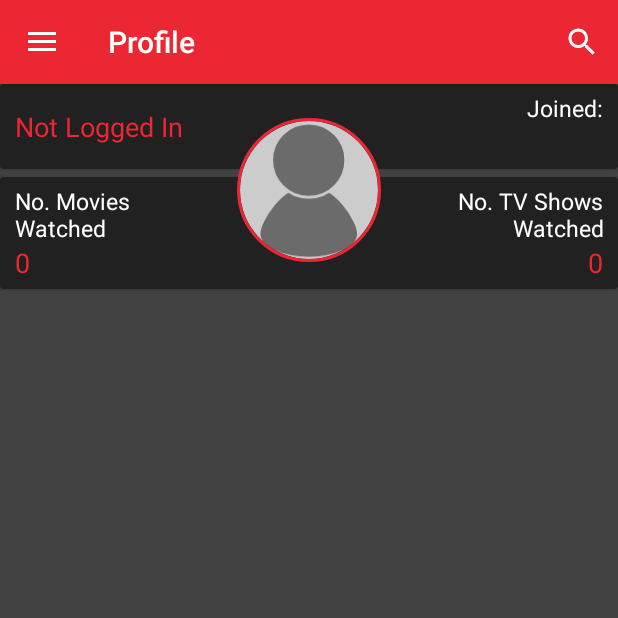
After one commit to Apexcery/AgileDevApp, an Android app: the fragment ProfileFragment placed in its activity, on a phone screen of 412 x 824 dp, the top half of it. The commit adds this screen. Run offline under Robolectric (Android 15) with nearby library versions, the phone set to English and light mode, and no system bars; our stand-ins replace CircleImageView, Firebase (no records; nobody signed in at launch, a user with empty details on screens opened directly); libraries missing offline, so code that uses them is left out: com.loopj.android, cz.msebera.android; pictures from the network do not load.

Commit message:
Started profile fragment, currently shows: - Username - Join Date - No. Movies Watched - No. Shows Watched - User Avatar Added join date to firebase when user registers. Profile avatar src uses "Username" + 'imageExt' from firebase. Needs to be set when image upload.

```diff
--- a/app/build.gradle
+++ b/app/build.gradle
@@ -33,11 +33,13 @@ dependencies {
     implementation 'com.android.support:preference-v7:26.1.0'
     implementation 'com.google.firebase:firebase-core:16.0.6'
     implementation 'com.google.firebase:firebase-firestore:18.0.1'
+    implementation 'com.google.firebase:firebase-storage:16.1.0'
     implementation 'com.loopj.android:android-async-http:1.4.9'
     implementation 'com.android.support:cardview-v7:26.1.0'
     implementation 'com.github.bumptech.glide:glide:3.7.0'
     implementation 'com.google.android.gms:play-services-base:16.0.1'
     implementation 'com.google.android.gms:play-services-location:16.0.0'
+    implementation 'de.hdodenhof:circleimageview:3.0.0'
     testImplementation 'junit:junit:4.12'
     androidTestImplementation 'com.android.support.test:runner:1.0.2'
     androidTestImplementation 'com.android.support.test.espresso:espresso-core:3.0.2'
--- a/app/src/main/java/com/agiledev/agiledevapp/MainActivity.java
+++ b/app/src/main/java/com/agiledev/agiledevapp/MainActivity.java
@@ -9,6 +9,7 @@ import android.content.pm.PackageManager;
 import android.os.Bundle;
 import android.support.annotation.NonNull;
 import android.app.AlertDialog;
+import android.support.v4.app.Fragment;
 import android.support.v4.app.FragmentManager;
 import android.support.v7.widget.SearchView;
 import android.view.View;
@@ -200,6 +201,12 @@ public class MainActivity extends AppCompatActivity
                             ,new HomeFragment())
                     .commit();
 
+        } else if (id == R.id.nav_profile) {
+            fragmentManager.beginTransaction()
+                    .replace(R.id.content_frame
+                            ,new ProfileFragment())
+                    .commit();
+
         } else if (id == R.id.nav_movies) {
             fragmentManager.beginTransaction()
                     .replace(R.id.content_frame
--- /dev/null
+++ b/app/src/main/java/com/agiledev/agiledevapp/ProfileFragment.java
@@ -0,0 +1,115 @@
+package com.agiledev.agiledevapp;
+
+
+import android.content.Context;
+import android.content.SharedPreferences;
+import android.net.Uri;
+import android.os.Bundle;
+import android.support.annotation.NonNull;
+import android.support.annotation.Nullable;
+import android.support.v4.app.Fragment;
+import android.util.Log;
+import android.view.LayoutInflater;
+import android.view.View;
+import android.view.ViewGroup;
+import android.widget.TextView;
+
+import com.bumptech.glide.Glide;
+import com.google.android.gms.tasks.OnCompleteListener;
+import com.google.android.gms.tasks.OnFailureListener;
+import com.google.android.gms.tasks.OnSuccessListener;
+import com.google.android.gms.tasks.Task;
+import com.google.firebase.Timestamp;
+import com.google.firebase.firestore.DocumentSnapshot;
+import com.google.firebase.firestore.FirebaseFirestore;
+import com.google.firebase.storage.FirebaseStorage;
+import com.google.firebase.storage.StorageReference;
+
+import java.text.DateFormat;
+import java.text.SimpleDateFormat;
+import java.util.Locale;
+
+import de.hdodenhof.circleimageview.CircleImageView;
+
+
+/**
+ * A simple {@link Fragment} subclass.
+ */
+public class ProfileFragment extends Fragment {
+
+    SharedPreferences sharedPref;
+    SharedPreferences.Editor editor;
+    private FirebaseFirestore db = FirebaseFirestore.getInstance();
+    private StorageReference avatarRef = FirebaseStorage.getInstance().getReference().child("avatars");
+
+    String imgExt;
+    static Uri imageUri;
+
+    @Override
+    public View onCreateView(LayoutInflater inflater, ViewGroup container,
+                             Bundle savedInstanceState) {
+        View view = inflater.inflate(R.layout.fragment_profile, container, false);
+
+        sharedPref = getContext().getSharedPreferences(getString(R.string.preference_file_key), Context.MODE_PRIVATE);
+        editor = sharedPref.edit();
+
+        getActivity().setTitle("Profile");
+
+        TextView txtUsername = view.findViewById(R.id.profile_username);
+        final TextView txtJoined = view.findViewById(R.id.profile_joined);
+        TextView txtNoMoviesWatched = view.findViewById(R.id.profile_num_movies_watched);
+        TextView txtNoTVShowsWatched = view.findViewById(R.id.profile_num_shows_watched);
+
+        final CircleImageView imgAvatar = view.findViewById(R.id.profile_avatar);
+
+        txtUsername.setText(sharedPref.getString(getString(R.string.prefs_loggedin_username), "Not Logged In"));
+
+        if (imageUri != null) {
+            Glide.with(getActivity()).load(imageUri).placeholder(R.drawable.placeholder_med_cast).dontAnimate().into(imgAvatar);
+        }
+
+        db.collection("UserDetails").document(sharedPref.getString(getString(R.string.prefs_loggedin_username), "Not Logged In"))
+                .get()
+                .addOnCompleteListener(new OnCompleteListener<DocumentSnapshot>() {
+                    @Override
+                    public void onComplete(@NonNull Task<DocumentSnapshot> task) {
+                        if (task.isSuccessful()) {
+                            DocumentSnapshot doc = task.getResult();
+                            if (doc.exists()) {
+                                DateFormat sdf = SimpleDateFormat.getDateInstance(DateFormat.MEDIUM, Locale.getDefault());
+                                String joinDate = sdf.format(((Timestamp)doc.get("join_date")).toDate());
+                                txtJoined.setText(joinDate);
+
+                                imgExt = doc.getString("avatarExt");
+                                if (imgExt != null && !imgExt.isEmpty() && imageUri == null) {
+                                    avatarRef.child(sharedPref.getString(getString(R.string.prefs_loggedin_username), null) + imgExt).getDownloadUrl().addOnSuccessListener(new OnSuccessListener<Uri>() {
+                                        @Override
+                                        public void onSuccess(Uri uri) {
+                                            imageUri = uri;
+                                            Glide.with(getActivity()).load(uri).placeholder(R.drawable.placeholder_med_cast).dontAnimate().into(imgAvatar);
+                                        }
+                                    }).addOnFailureListener(new OnFailureListener() {
+                                        @Override
+                                        public void onFailure(@NonNull Exception e) {
+                                            Log.e("Error", "-- Image Not Found --");
+                                        }
+                                    });
+                                }
+                            } else {
+                                Log.e("Profile", "Document not found");
+                            }
+                        } else {
+                            Log.e("Profile", task.getException().getMessage());
+                        }
+                    }
+                });
+
+        int noMovies = Globals.getTrackedMovies().size();
+        int noShows = Globals.getTrackedTvShows().size();
+        txtNoMoviesWatched.setText(String.valueOf(noMovies));
+        txtNoTVShowsWatched.setText(String.valueOf(noShows));
+
+
+        return view;
+    }
+}
--- a/app/src/main/java/com/agiledev/agiledevapp/RegisterFragment.java
+++ b/app/src/main/java/com/agiledev/agiledevapp/RegisterFragment.java
@@ -115,6 +115,7 @@ public class RegisterFragment extends Fragment implements View.OnClickListener,
                 user.put("dob", txtDoB.getText().toString());
                 user.put("email", txtEmail.getText().toString());
                 user.put("password", hashedPass);
+                user.put("join_date", new Timestamp(new Date()));
 
                 registerUser(txtUsername.getText().toString(), user);
 
@@ -182,13 +183,6 @@ public class RegisterFragment extends Fragment implements View.OnClickListener,
             }
         }
     }
-//
-//    private class UserDetails {
-//        String username;
-//        String password;
-//        String email;
-//        String dob;
-//    }
 
     public synchronized void getRecentMovies() {
         final ArrayList<Globals.trackedMovie> movieList = new ArrayList<>();
--- a/app/src/main/java/com/agiledev/agiledevapp/SplashScreen.java
+++ b/app/src/main/java/com/agiledev/agiledevapp/SplashScreen.java
@@ -62,6 +62,7 @@ public class SplashScreen extends Activity {
         if (sharedPref.getBoolean(getString(R.string.prefs_loggedin_boolean), false)) {
             getRecentMovies();
             getRecentTvShows();
+            //TODO: If logged in bool is true, but user has been removed from firebase, log out user.
         }
 
         /* New Handler to start the Menu-Activity
--- /dev/null
+++ b/app/src/main/res/drawable/ic_account_circle.xml
@@ -0,0 +1,9 @@
+<vector xmlns:android="http://schemas.android.com/apk/res/android"
+        android:width="24dp"
+        android:height="24dp"
+        android:viewportWidth="24.0"
+        android:viewportHeight="24.0">
+    <path
+        android:fillColor="#FF000000"
+        android:pathData="M12,2C6.48,2 2,6.48 2,12s4.48,10 10,10 10,-4.48 10,-10S17.52,2 12,2zM12,5c1.66,0 3,1.34 3,3s-1.34,3 -3,3 -3,-1.34 -3,-3 1.34,-3 3,-3zM12,19.2c-2.5,0 -4.71,-1.28 -6,-3.22 0.03,-1.99 4,-3.08 6,-3.08 1.99,0 5.97,1.09 6,3.08 -1.29,1.94 -3.5,3.22 -6,3.22z"/>
+</vector>
--- /dev/null
+++ b/app/src/main/res/layout/fragment_profile.xml
@@ -0,0 +1,136 @@
+<?xml version="1.0" encoding="utf-8"?>
+<LinearLayout xmlns:android="http://schemas.android.com/apk/res/android"
+    xmlns:tools="http://schemas.android.com/tools"
+    android:layout_width="match_parent"
+    android:layout_height="match_parent"
+    xmlns:app="http://schemas.android.com/apk/res-auto"
+    android:background="@color/background"
+    android:orientation="vertical">
+
+    <!--Top Section (Avatar | Username | JoinDate | NoMoviesWatched | NoTVShowsWatched)-->
+    <RelativeLayout
+        android:layout_width="match_parent"
+        android:layout_height="wrap_content"
+        android:orientation="vertical">
+        <!--First Row - Username (Left) | Date Joined (Right)-->
+        <android.support.v7.widget.CardView
+            android:id="@+id/profile_firstRow"
+            android:layout_width="match_parent"
+            android:layout_height="wrap_content"
+            android:elevation="10dp"
+            android:layout_marginBottom="5dp"
+            style="@style/DarkCard">
+
+            <TextView
+                android:id="@+id/profile_username"
+                android:layout_width="wrap_content"
+                android:layout_height="wrap_content"
+                android:layout_gravity="start|center_vertical"
+                android:paddingLeft="10dp"
+                android:paddingRight="10dp"
+                android:layout_marginTop="5dp"
+                android:layout_marginBottom="5dp"
+                android:textColor="@color/colorPrimary"
+                android:textSize="18sp"/>
+            <LinearLayout
+                android:layout_width="wrap_content"
+                android:layout_height="wrap_content"
+                android:orientation="vertical"
+                android:layout_gravity="end|center_vertical"
+                android:paddingLeft="10dp"
+                android:paddingRight="10dp"
+                android:layout_marginTop="5dp"
+                android:layout_marginBottom="5dp">
+
+                <TextView
+                    android:layout_width="wrap_content"
+                    android:layout_height="wrap_content"
+                    android:textColor="@color/colorAccent"
+                    android:textSize="15sp"
+                    android:layout_gravity="end"
+                    android:text="Joined:"/>
+                <TextView
+                    android:id="@+id/profile_joined"
+                    android:layout_width="wrap_content"
+                    android:layout_height="wrap_content"
+                    android:textColor="@color/colorPrimary"
+                    android:textSize="18sp"
+                    android:layout_gravity="end"/>
+            </LinearLayout>
+        </android.support.v7.widget.CardView>
+
+        <!--Second Row - No. Movies Watched (Left) | No. TV Shows Watched (Right)-->
+        <android.support.v7.widget.CardView
+            android:layout_width="match_parent"
+            android:layout_height="wrap_content"
+            android:elevation="10dp"
+            android:layout_marginBottom="5dp"
+            android:layout_below="@id/profile_firstRow"
+            style="@style/DarkCard">
+
+            <!--No. Movies Watched (Left)-->
+            <LinearLayout
+                android:layout_width="wrap_content"
+                android:layout_height="wrap_content"
+                android:orientation="vertical"
+                android:layout_gravity="start|center_vertical"
+                android:paddingLeft="10dp"
+                android:paddingRight="10dp"
+                android:layout_marginTop="5dp"
+                android:layout_marginBottom="5dp">
+
+                <TextView
+                    android:layout_width="wrap_content"
+                    android:layout_height="wrap_content"
+                    android:textColor="@color/colorAccent"
+                    android:textSize="15sp"
+                    android:text="No. Movies\nWatched"/>
+                <TextView
+                    android:id="@+id/profile_num_movies_watched"
+                    android:layout_width="wrap_content"
+                    android:layout_height="wrap_content"
+                    android:textColor="@color/colorPrimary"
+                    android:textSize="18sp"/>
+            </LinearLayout>
+            <!--No. TV Shows Watched (Right)-->
+            <LinearLayout
+                android:layout_width="wrap_content"
+                android:layout_height="wrap_content"
+                android:orientation="vertical"
+                android:layout_gravity="end|center_vertical"
+                android:paddingLeft="10dp"
+                android:paddingRight="10dp"
+                android:layout_marginTop="5dp"
+                android:layout_marginBottom="5dp">
+
+                <TextView
+                    android:layout_width="wrap_content"
+                    android:layout_height="wrap_content"
+                    android:textColor="@color/colorAccent"
+                    android:textSize="15sp"
+                    android:layout_gravity="end"
+                    android:text="No. TV Shows\nWatched"
+                    android:textAlignment="textEnd"/>
+                <TextView
+                    android:id="@+id/profile_num_shows_watched"
+                    android:layout_width="wrap_content"
+                    android:layout_height="wrap_content"
+                    android:textColor="@color/colorPrimary"
+                    android:textSize="18sp"
+                    android:layout_gravity="end"/>
+            </LinearLayout>
+        </android.support.v7.widget.CardView>
+
+        <!--Avatar Circle-->
+        <de.hdodenhof.circleimageview.CircleImageView
+            android:id="@+id/profile_avatar"
+            android:layout_width="96dp"
+            android:layout_height="96dp"
+            android:src="@drawable/placeholder_med_cast"
+            app:civ_border_width="2dp"
+            app:civ_border_color="@color/colorPrimary"
+            android:layout_centerInParent="true"
+            android:elevation="10dp"/>
+    </RelativeLayout>
+
+</LinearLayout>
--- a/app/src/main/res/menu/activity_main_drawer.xml
+++ b/app/src/main/res/menu/activity_main_drawer.xml
@@ -7,6 +7,11 @@
         android:id="@+id/nav_home"
         android:icon="@drawable/ic_menu_home"
         android:title="@string/nav_item_home"
+        android:checkable="true" />
+    <item
+        android:id="@+id/nav_profile"
+        android:icon="@drawable/ic_account_circle"
+        android:title="@string/nav_item_profile"
         android:checkable="true" />
 
     <group>
--- a/app/src/main/res/values/strings.xml
+++ b/app/src/main/res/values/strings.xml
@@ -139,4 +139,8 @@
 
     <string name="pref_title_vibrate">Vibrate</string>
     <string name="Movies_name">Movies</string>
+    <string name="nav_item_profile">Profile</string>
+
+    <!-- TODO: Remove or change this placeholder text -->
+    <string name="hello_blank_fragment">Hello blank fragment</string>
 </resources>
```
